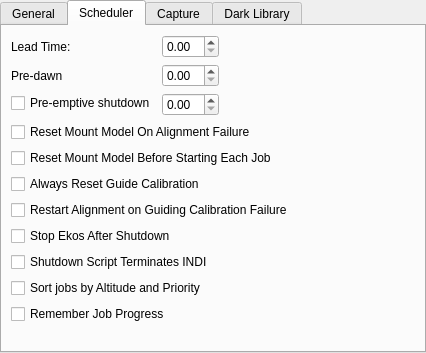
The window that kstars/ekos/opsekos.ui (KDE/kstars) describes before a commit, drawn with Qt 5.
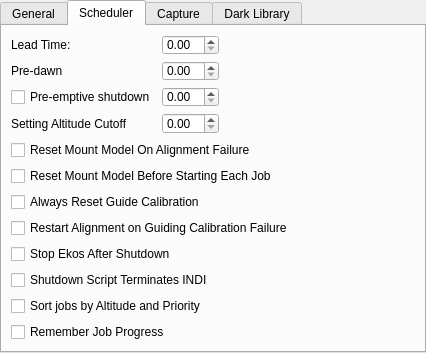
The same window after the commit. The open tabs and pages were chosen to show the change.

Commit message: Prevent rescheduling aborted jobs until all jobs are processed

```diff
--- a/kstars/ekos/opsekos.ui
+++ b/kstars/ekos/opsekos.ui
@@ -198,6 +198,19 @@
           </property>
          </widget>
         </item>
+        <item row="3" column="0">
+         <widget class="QLabel" name="settingAltitudeCutoffLabel">
+          <property name="toolTip">
+           <string>&lt;html&gt;&lt;body&gt;&lt;p&gt;Do not permit jobs to be scheduled less than this many degrees before the altitude restriction. Actual execution proceeds until the altitude limit.&lt;/p&gt;&lt;/body&gt;&lt;/html&gt;</string>
+          </property>
+          <property name="text">
+           <string>Setting Altitude Cutoff</string>
+          </property>
+         </widget>
+        </item>
+        <item row="3" column="1">
+         <widget class="QDoubleSpinBox" name="kcfg_SettingAltitudeCutoff"/>
+        </item>
        </layout>
       </item>
       <item>
```
The commit also changes 2 other files.
